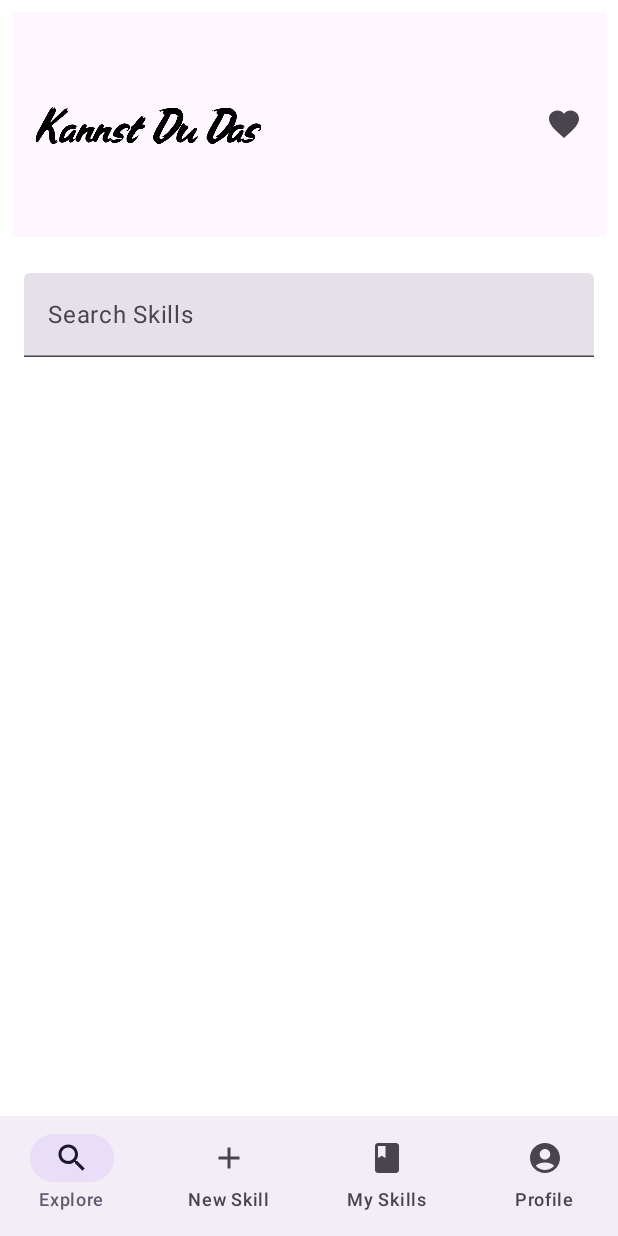
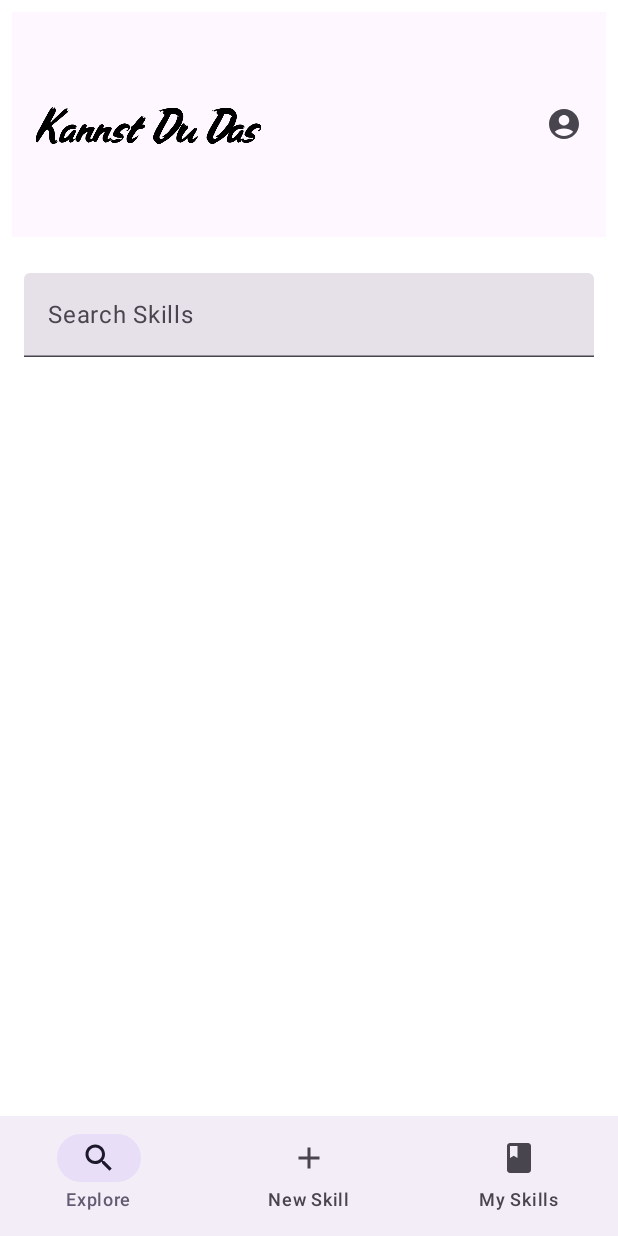
Before and after one commit to laurenzalt/KannstDuDas, an Android app built with Jetpack Compose: the HomeLayout screen opened through its navigation route, on a phone screen of 412 x 824 dp. Run offline under Robolectric (Android 15) with nearby library versions, the phone set to English and light mode, and no system bars; our stand-ins replace Dagger/Hilt's generated code, Firebase (no records; nobody signed in at launch, a user with empty details on screens opened directly).

```diff
--- a/app/src/main/java/at/fhj/kannstdudas/navigation/Screen.kt
+++ b/app/src/main/java/at/fhj/kannstdudas/navigation/Screen.kt
@@ -30,6 +30,4 @@ sealed class Screen(val label: String) {
     data object  ForgotPassword: Screen("Forgot Password")
     @Serializable
     data object SkillDetail: Screen("Skill Detail")
-    @Serializable
-    data object EditSkill: Screen("Edit Skill")
 }
--- a/app/src/main/java/at/fhj/kannstdudas/presentation/shared/navigation/TopBar.kt
+++ b/app/src/main/java/at/fhj/kannstdudas/presentation/shared/navigation/TopBar.kt
@@ -8,6 +8,7 @@ import androidx.compose.foundation.layout.padding
 import androidx.compose.foundation.layout.size
 import androidx.compose.foundation.layout.wrapContentSize
 import androidx.compose.material.icons.Icons
+import androidx.compose.material.icons.filled.AccountCircle
 import androidx.compose.material.icons.filled.Favorite
 import androidx.compose.material3.ExperimentalMaterial3Api
 import androidx.compose.material3.Icon
@@ -32,6 +33,7 @@ import at.fhj.kannstdudas.presentation.viewmodel.NavigationViewModel
 @Composable
 fun TopBar(navController: NavHostController, navigationViewModel: NavigationViewModel, authViewModel: AuthViewModel) {
     val logoPainter: Painter = painterResource(id = R.drawable.logo)
+    val selectProfile = navigationViewModel.profileSelected.value
 
     TopAppBar(
         title = {
@@ -43,16 +45,24 @@ fun TopBar(navController: NavHostController, navigationViewModel: NavigationView
             )
         },
         actions = {
+            if (!selectProfile) {
                 IconButton(
                     onClick = {
                         navigationViewModel.selectProfile()
                         navController.navigate(Screen.FavoriteSkill)
                     }
                 ) {
+                    IconButton(
+                        onClick = {
+                            navController.navigate(Screen.Profile)
+                        }
+                    ) {
                         Icon(
-                    imageVector = Icons.Filled.Favorite,
-                    contentDescription = "Favorite Skills"
+                            imageVector = Icons.Filled.AccountCircle,
+                            contentDescription = R.string.profile.toString(),
                         )
+                    }
+                }
             }
         },
         modifier = Modifier
```
Also changed, not shown: app/src/main/java/at/fhj/kannstdudas/presentation/screen/home/ProfileScreen.kt (+0 -10 lines), app/src/main/java/at/fhj/kannstdudas/presentation/shared/navigation/NavBar.kt (+8 -3 lines). Lines whose indentation alone changed are shown as unchanged.
